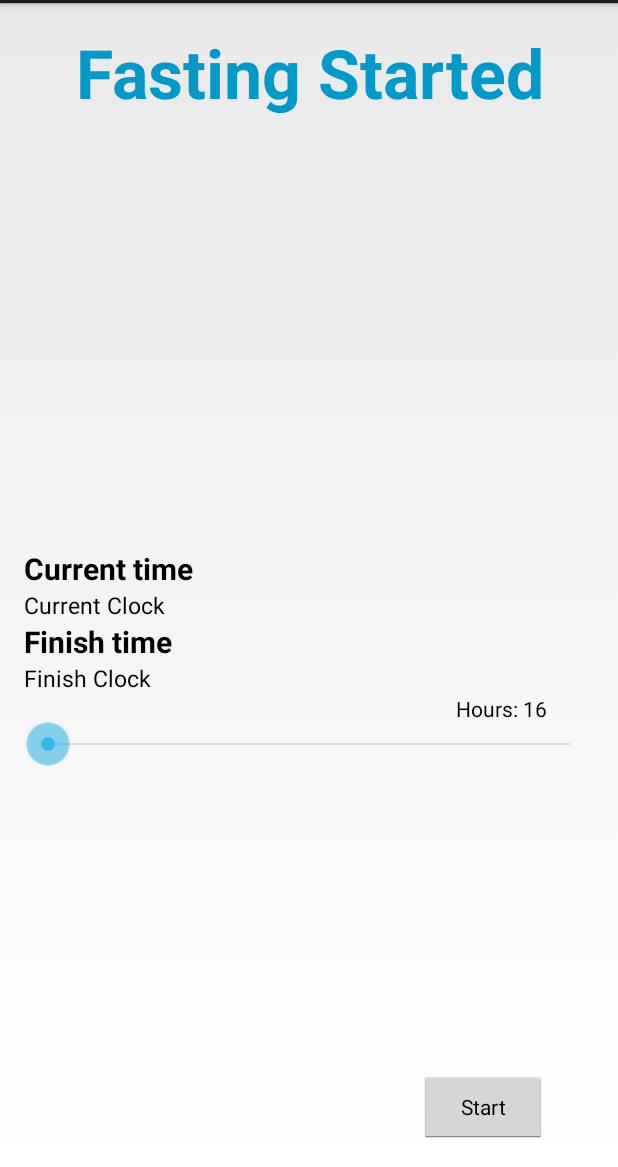
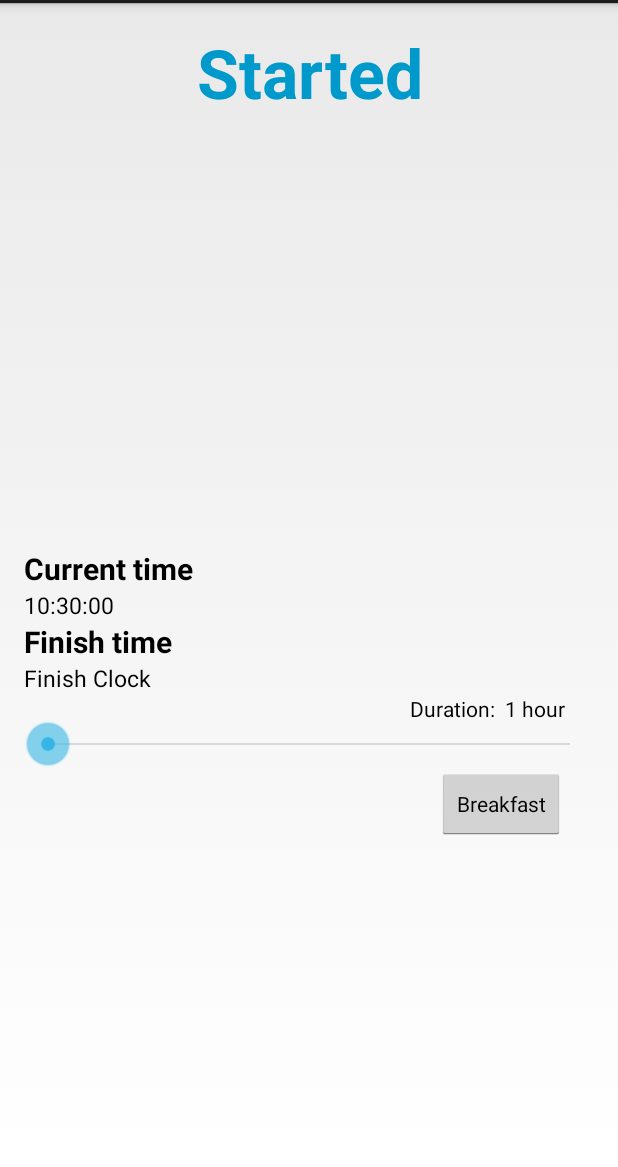
Before and after one commit to ashleymorris2/MyFastingTracker-deprecated-, an Android app: the screen it shows after launch (frontpage), after a tap on "Start", on a phone screen of 412 x 824 dp, the part 69-1236 px from its top. Run offline under Robolectric (Android 15) with nearby library versions, the phone set to English and light mode, and no system bars.

Commit message:
Timer is Working

```diff
--- a/app/src/main/java/com/avaygo/myfastingtracker/frontpage.java
+++ b/app/src/main/java/com/avaygo/myfastingtracker/frontpage.java
@@ -9,13 +9,19 @@ import android.widget.Button;
 import android.widget.SeekBar;
 import android.widget.TextView;
 
+import java.text.SimpleDateFormat;
+import java.util.Calendar;
 
 
 public class frontpage extends Activity {
 
     Button BStartToggle;
-    TextView TStatusText, TCurrentTime, TEndTime, TSeekVal;
+    TextView TStatusText, TCurrentTime, TEndTime, TSeekVal, TCurrentClock;
     SeekBar timeSeek;
+
+    Thread myThread = null;
+    Runnable myRunnableThread = new CountDownRunner();
+
 
     @Override
     protected void onCreate(Bundle savedInstanceState)
@@ -24,14 +30,18 @@ public class frontpage extends Activity {
         setContentView(R.layout.activity_frontpage);
         //Load the layout
 
+        myThread= new Thread(myRunnableThread);
+        myThread.start();
+
         //Find View Elements
         TStatusText = (TextView) findViewById(R.id.status_text);
         TCurrentTime = (TextView) findViewById(R.id.current_time);
+        TCurrentClock = (TextView) findViewById(R.id.clock_text);
+
         TEndTime = (TextView) findViewById(R.id.end_time);
         TSeekVal = (TextView) findViewById(R.id.seekVal);
 
         timeSeek = (SeekBar) findViewById(R.id.timeSeek);
-
         timeSeek.setOnSeekBarChangeListener(timeSeek_listener);
 
         BStartToggle = (Button) findViewById(R.id.start_toggle);
@@ -39,21 +49,28 @@ public class frontpage extends Activity {
 
     }
 
-
     //On click listener for BStartToggle
-    final View.OnClickListener BStartToggle_OnClickListener = new View.OnClickListener() {
+    final View.OnClickListener BStartToggle_OnClickListener = new View.OnClickListener(){
         public void onClick(View v) {
             //place holder
-            TStatusText.setText("Fasting Started");
+            TStatusText.setText("Started");
+            BStartToggle.setText("Breakfast");
         }
     };
 
+    //Seek bar listener for timeSeek
     final SeekBar.OnSeekBarChangeListener timeSeek_listener = new SeekBar.OnSeekBarChangeListener() {
         @Override
         public void onProgressChanged(SeekBar seekBar, int progress, boolean fromUser) {
 
-            TSeekVal.setText("Hours: " +progress);
+            int seekValue = progress + 1;
 
+            if (seekValue == 1) {
+                TSeekVal.setText("Duration: " + seekValue + " hour");
+            }
+            else{
+                TSeekVal.setText("Duration: " + seekValue + " hours");
+            }
         }
 
         @Override
@@ -67,7 +84,45 @@ public class frontpage extends Activity {
         }
     };
 
+    public void upDateTime() {
+        runOnUiThread(new Runnable() {
+            public void run() {
+                try{
+                    Calendar myCalendar = Calendar.getInstance();
+                    SimpleDateFormat timeFormat;
+                    timeFormat = new SimpleDateFormat("HH:mm:ss");
+                    TCurrentClock.setText(timeFormat.format(myCalendar.getTime()));
+                }
+                catch (Exception e) {
 
+
+                }
+            }
+        });
+    }
+
+
+    class CountDownRunner implements Runnable{
+        //This thread runs every 1 second in the background which updates the text view in the doWork() method.
+        // @Override
+        public void run() {
+            while(!Thread.currentThread().isInterrupted()){
+                try {
+                    upDateTime();
+                    Thread.sleep(1000); // Pause of 1 Second
+                } catch (InterruptedException e) {
+                    Thread.currentThread().interrupt();
+                }catch(Exception e){
+                }
+            }
+        }
+    }
+
+    @Override
+    protected void onDestroy() {
+        myThread.interrupt();
+        super.onDestroy();
+    }
 
     @Override
     public boolean onCreateOptionsMenu(Menu menu) {
--- a/app/src/main/res/layout/activity_frontpage.xml
+++ b/app/src/main/res/layout/activity_frontpage.xml
@@ -15,7 +15,7 @@
         android:layout_height="wrap_content"
         android:text="@string/start_toggle"
         android:id="@+id/start_toggle"
-        android:layout_alignParentBottom="true"
+        android:layout_below="@+id/timeSeek"
         android:layout_alignRight="@+id/seekVal"
         android:layout_alignEnd="@+id/seekVal" />
 
@@ -95,7 +95,7 @@
         android:layout_width="match_parent"
         android:layout_height="wrap_content"
         android:id="@+id/timeSeek"
-        android:max="24"
+        android:max="23"
         android:layout_marginTop="66dp"
         android:layout_below="@+id/linearLayout"
         android:layout_alignLeft="@+id/linearLayout"
@@ -108,12 +108,12 @@
         android:layout_width="wrap_content"
         android:layout_height="wrap_content"
         android:textAppearance="?android:attr/textAppearanceMedium"
-        android:text="Hours: 16"
+        android:text="Duration:  1 hour"
         android:id="@+id/seekVal"
         android:textSize="14sp"
+        android:layout_marginRight="19dp"
         android:layout_below="@+id/linearLayout2"
         android:layout_alignRight="@+id/timeSeek"
-        android:layout_alignEnd="@+id/timeSeek"
-        android:layout_marginRight="31dp" />
+        android:layout_alignEnd="@+id/timeSeek" />
 
 </RelativeLayout>
```
